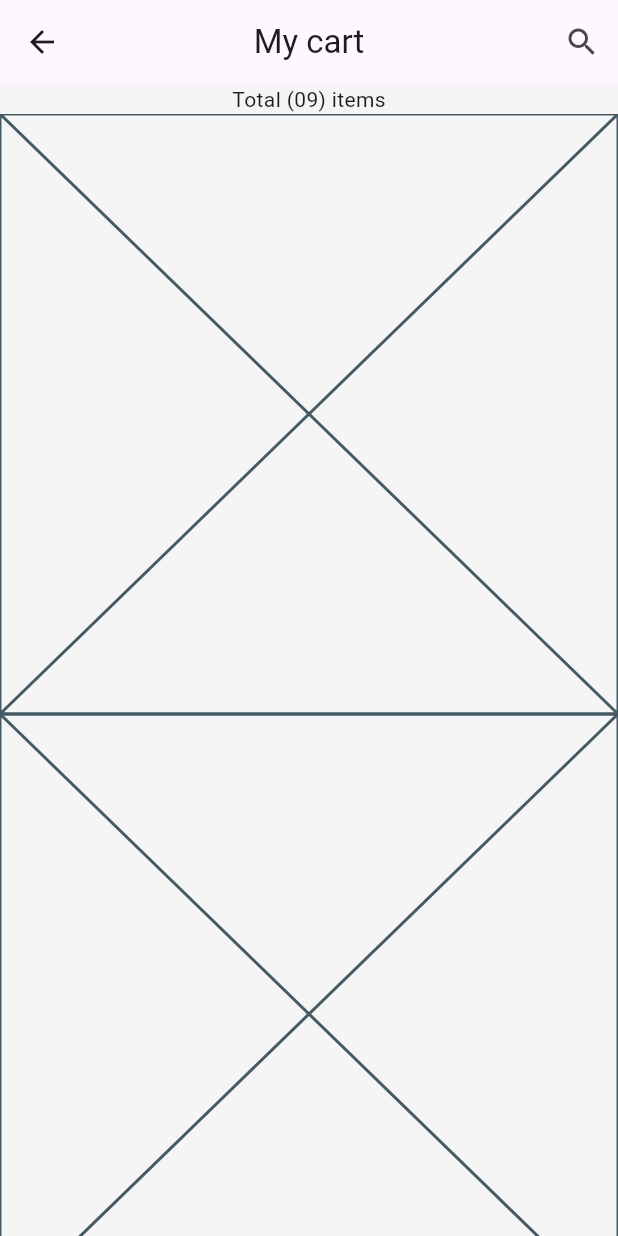
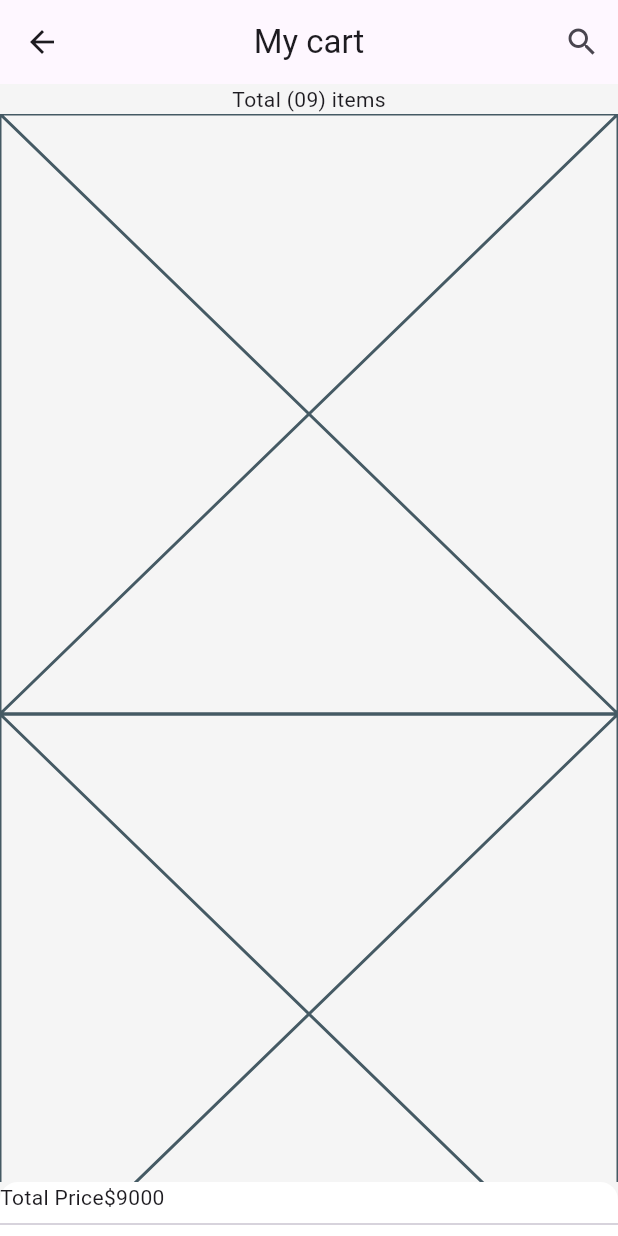
Before and after one commit to JAICHANGPARK/flutter_notebook_chapter_49, a Flutter app: the FurnitureCartPage screen opened directly, on a phone screen of 412 x 824 dp. Run offline on Flutter 3.47's test engine with Material 3 defaults, Android fonts, the phone set to English and light mode, and no system bars; our stand-ins replace dots_indicator, gap, google_fonts.

Commit message:
Update furniture_cart_page.dart

```diff
--- a/lib/ep2460_furniture_app/ui/furniture_cart_page.dart
+++ b/lib/ep2460_furniture_app/ui/furniture_cart_page.dart
@@ -30,13 +30,31 @@ class _FurnitureCartPageState extends State<FurnitureCartPage> {
           ),
           Container(
             decoration: BoxDecoration(
+              color: Colors.white,
               borderRadius: .only(
                 topLeft: .circular(12),
                 topRight: .circular(12),
               ),
 
             ),
-            color: Colors.white,
+            child: Column(
+              children: [
+                Row(
+                  children: [
+                   Text("Total Price"),
+                   Text("\$9000"),
+                  ],
+                ),
+                Divider(),
+                Container(
+                  decoration: BoxDecoration(
+                    borderRadius: .circular(12),
+                    color: Colors.black
+                  ),
+                )
+              ],
+            ),
+
           ),
         ],
       ),
```
